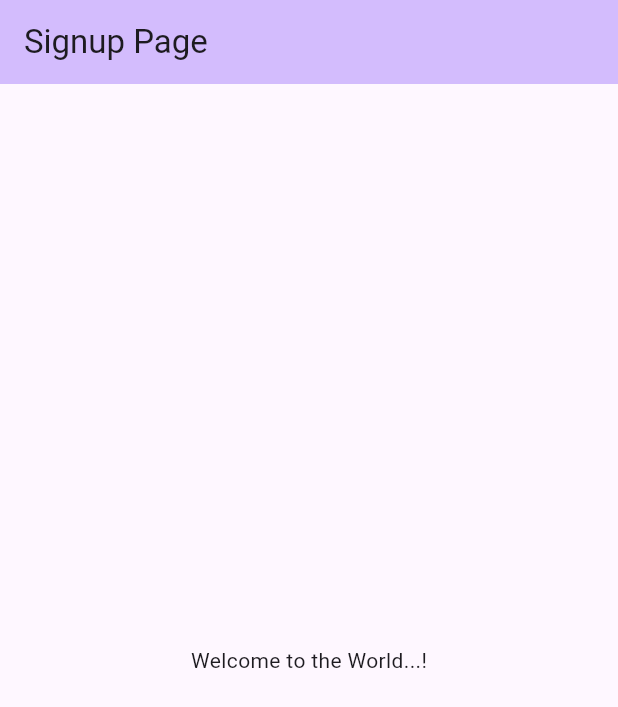
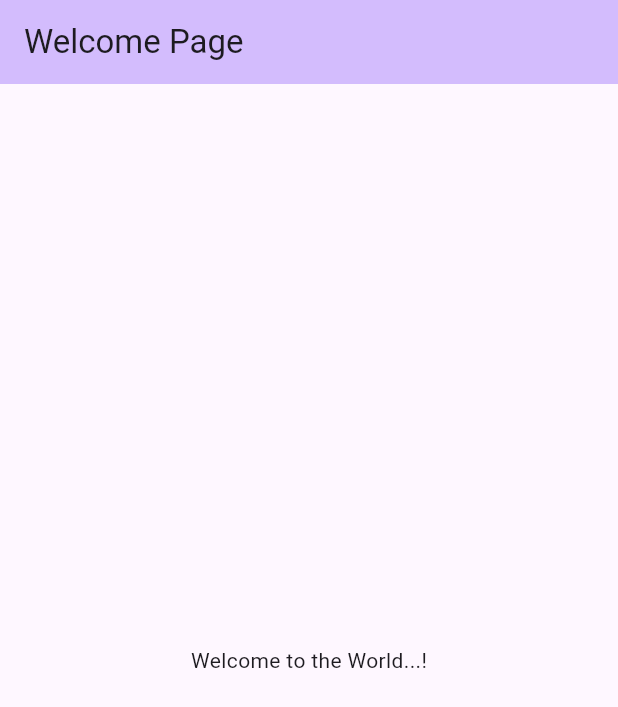
Before and after one commit to harsh6045/gdsc-loginpage, a Flutter app: the IntroPage screen opened directly, on a phone screen of 412 x 824 dp. Shown: the top 707 px of the screen. Run offline on Flutter 3.47's test engine with Material 2 defaults, Android fonts, the phone set to English and light mode, and no system bars.

Commit message:
second commit

```diff
--- a/lib/IntroPage.dart
+++ b/lib/IntroPage.dart
@@ -12,7 +12,7 @@ class IntroPage extends StatelessWidget {
       child: Scaffold(
         appBar: AppBar(
           backgroundColor: Theme.of(context).colorScheme.inversePrimary,
-          title: Text("Signup Page"),
+          title: Text("Welcome Page"),
           automaticallyImplyLeading: false, // Remove the back arrow
         ),
         body: Center(
```
Also changed, not shown: images/WhatsApp Image 2023-09-10 at 2.53.17 PM (1).jpeg (added), images/WhatsApp Image 2023-09-10 at 2.53.17 PM (2).jpeg (added), images/WhatsApp Image 2023-09-10 at 2.53.17 PM (3).jpeg (added), images/WhatsApp Image 2023-09-10 at 2.53.17 PM.jpeg (added), images/WhatsApp Image 2023-09-10 at 2.53.18 PM.jpeg (added), images/WhatsApp Image 2023-09-10 at 2.53.59 PM (1).jpeg (added), images/WhatsApp Image 2023-09-10 at 2.53.59 PM.jpeg (added), 1 other file.
